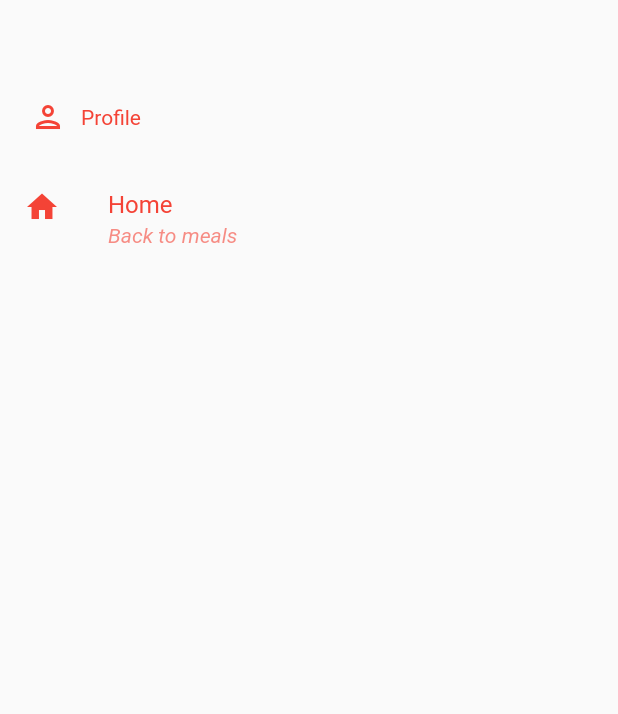
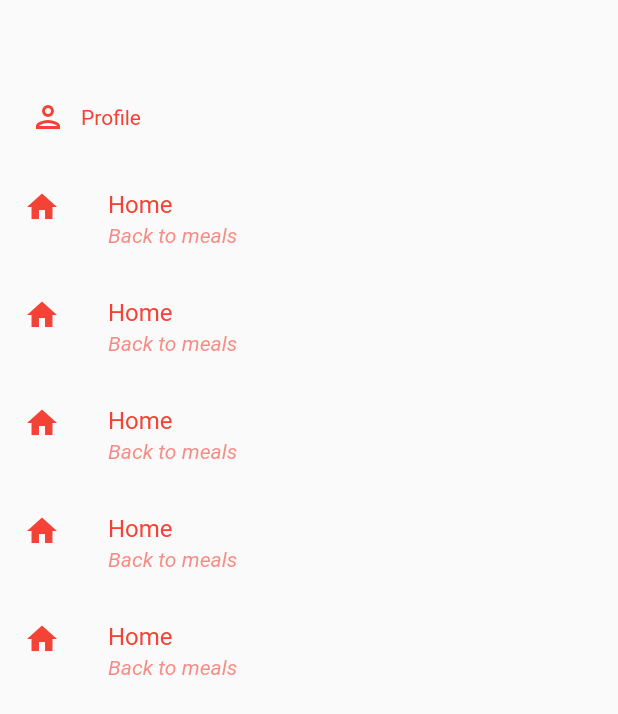
Before and after one commit to Bildad0/Delivery-App, a Flutter app: the MainDrawer widget shown alone on an empty page, opened directly, on a phone screen of 412 x 824 dp. Shown: the top 714 px of the screen. Run offline on Flutter 3.47's test engine with Material 2 defaults, Android fonts, the phone set to English and light mode, and no system bars; our stand-ins replace carousel_slider; network calls fail.

```diff
--- a/app/lib/Widgets/main_drawer.dart
+++ b/app/lib/Widgets/main_drawer.dart
@@ -77,6 +77,34 @@ class MainDrawer extends StatelessWidget {
             Icons.home,
             HomeScreen.routeName,
           ),
+                buildListTile(
+            context,
+            "Home",
+            "Back to meals",
+            Icons.home,
+            HomeScreen.routeName,
+          ),
+                buildListTile(
+            context,
+            "Home",
+            "Back to meals",
+            Icons.home,
+            HomeScreen.routeName,
+          ),
+                buildListTile(
+            context,
+            "Home",
+            "Back to meals",
+            Icons.home,
+            HomeScreen.routeName,
+          ),
+                buildListTile(
+            context,
+            "Home",
+            "Back to meals",
+            Icons.home,
+            HomeScreen.routeName,
+          ),
         ],
       ),
     );
```
